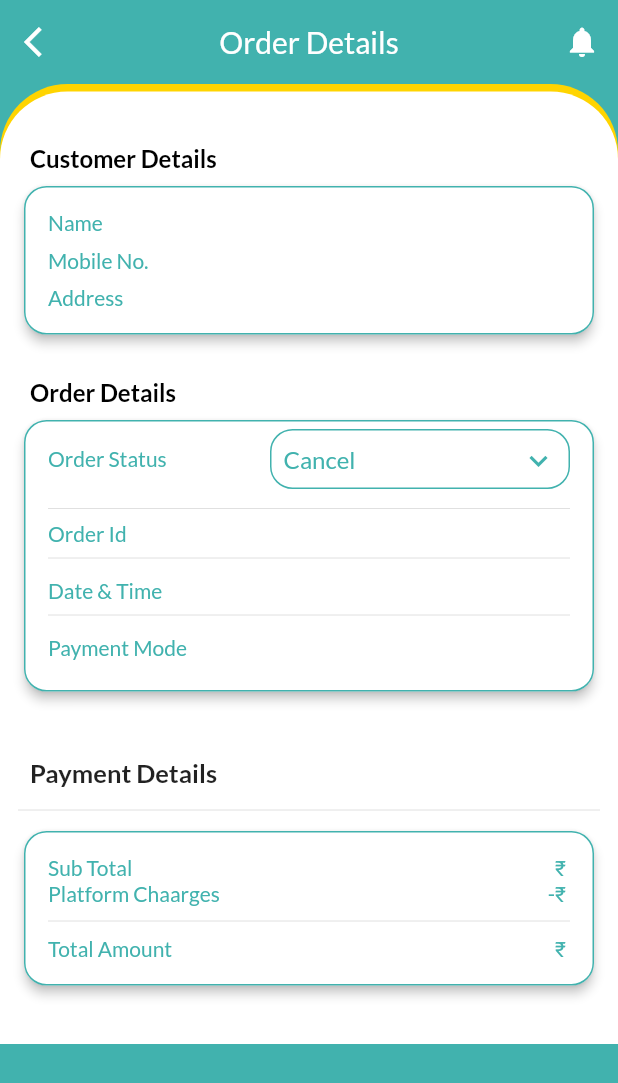
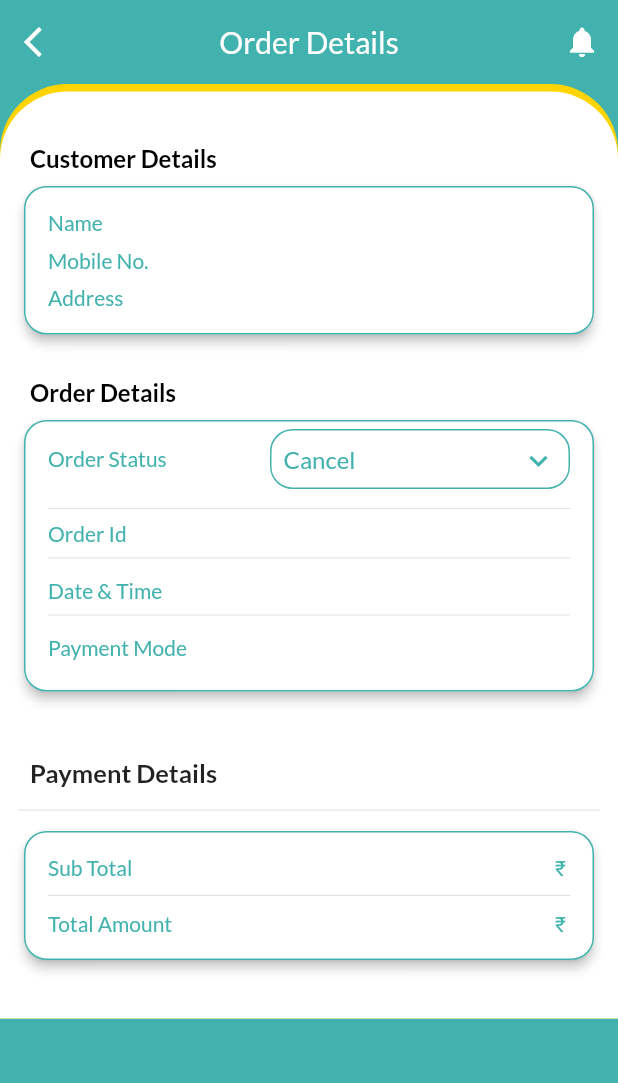
Before and after one commit to ShivamAlphawizz/RaamNaam, a Flutter app: the OrderFoodDetails screen opened directly with empty values, on a phone screen of 412 x 824 dp. Shown: the top 1083 px of the screen. Run offline on Flutter 3.47's test engine with Material 2 defaults, Android fonts, the phone set to English and light mode, and no system bars; our stand-ins replace animated_splash_screen, cached_network_image, carousel_slider, cloud_firestore, curved_navigation_bar, dotted_border and 27 more; missing offline and left inert: animated_widgets, flutter_share, geocoder, google_maps_place_picker_mb, image_picker_gallery_camera and 2 more; accounts and stored records are empty.

Commit message:
calculation changes

```diff
--- a/lib/screen/Booking Details/order_food_details.dart
+++ b/lib/screen/Booking Details/order_food_details.dart
@@ -545,24 +545,30 @@ class _OrderFoodDetailsState extends State<OrderFoodDetails> {
                       ),
                 ],
               ),
-              Row(
-                mainAxisAlignment: MainAxisAlignment.spaceBetween,
-                children: [
-                  Text('Platform Chaarges',
-                      style: TextStyle(
-                        color: AppColor().colorPrimary(),
-                        fontWeight: FontWeight.normal,
-                      )),
-                  Text("-₹ " + widget.data.vendorPaymentAdmin.toString(),
-                      style: TextStyle(
-                        color: AppColor().colorPrimary(),
-                        fontWeight: FontWeight.normal,
-                      )
-                    // style: TextStyle(
-                    //     fontSize: 15.0, fontWeight: FontWeight.bold),
-                  ),
-                ],
-              ),
+
+              ///   platform charges
+
+              // Row(
+              //   mainAxisAlignment: MainAxisAlignment.spaceBetween,
+              //   children: [
+              //     Text('Platform Chaarges',
+              //         style: TextStyle(
+              //           color: AppColor().colorPrimary(),
+              //           fontWeight: FontWeight.normal,
+              //         )),
+              //     Text("-₹ " + widget.data.vendorPaymentAdmin.toString(),
+              //         style: TextStyle(
+              //           color: AppColor().colorPrimary(),
+              //           fontWeight: FontWeight.normal,
+              //         )
+              //       // style: TextStyle(
+              //       //     fontSize: 15.0, fontWeight: FontWeight.bold),
+              //     ),
+              //   ],
+              // ),
+
+              /// Gst section
+
               // Row(
               //   mainAxisAlignment: MainAxisAlignment.spaceBetween,
               //   children: [
@@ -592,7 +598,7 @@ class _OrderFoodDetailsState extends State<OrderFoodDetails> {
                         color: AppColor().colorPrimary(),
                         fontWeight: FontWeight.normal,
                       )),
-                  Text("₹ " + widget.data.finalVendorTotal!,
+                  Text("₹ " + widget.data.total!,
                       style: TextStyle(
                         color: AppColor().colorPrimary(),
                         fontWeight: FontWeight.normal,
```
Also changed, not shown: lib/screen/Booking Details/event_services_details.dart (+84 -9 lines), pubspec.lock.
